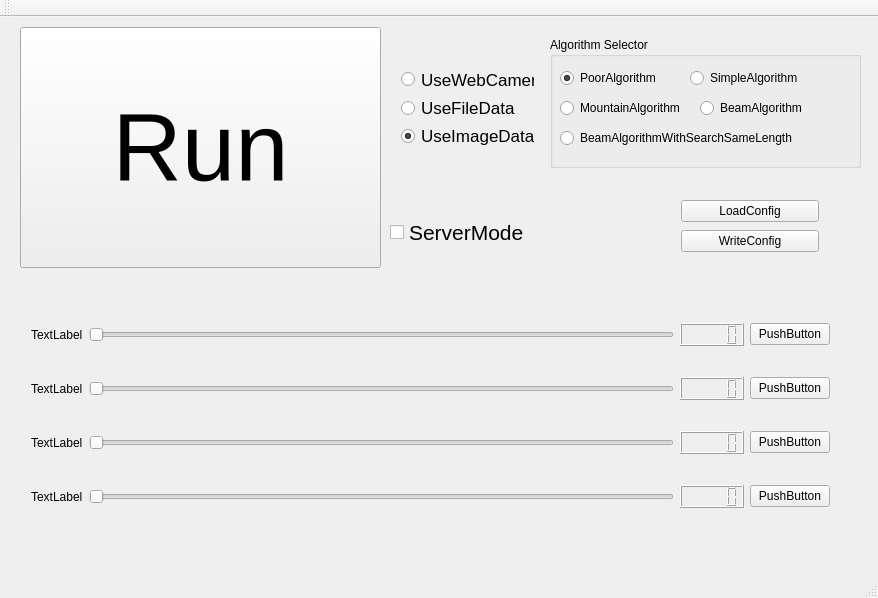
First picture: the form in Hazama/hazama.ui, repository tnct-spc/procon2017-comp, before the edit.
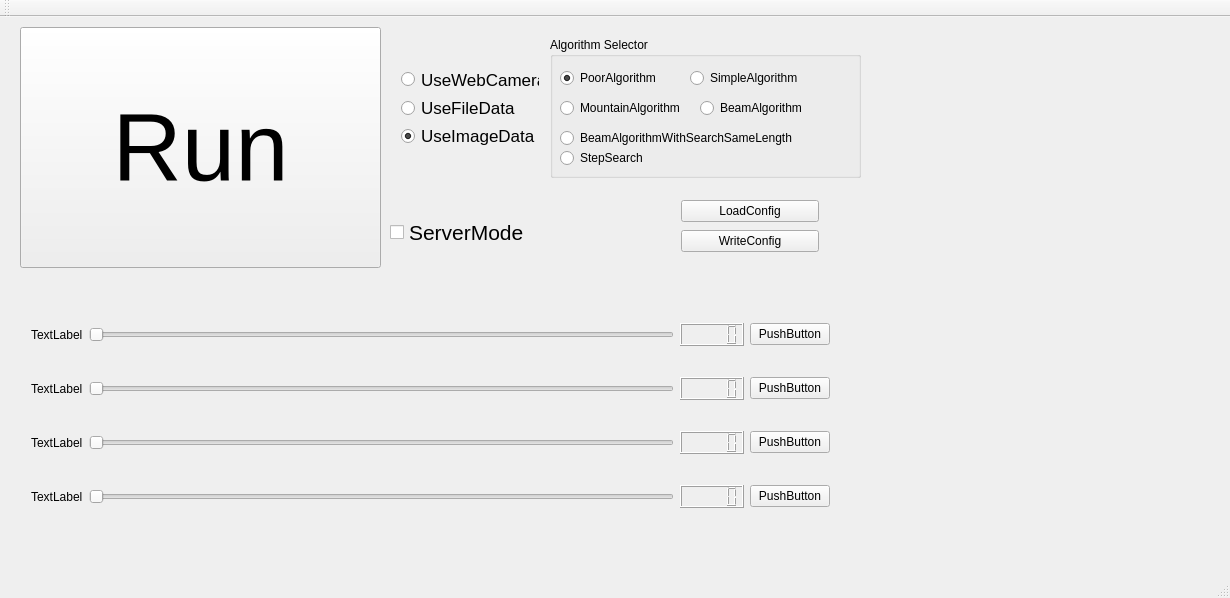
Second picture: the form after the edit.

```diff
--- a/Hazama/hazama.ui
+++ b/Hazama/hazama.ui
@@ -6,7 +6,7 @@
    <rect>
     <x>0</x>
     <y>0</y>
-    <width>878</width>
+    <width>1230</width>
     <height>598</height>
    </rect>
   </property>
@@ -56,7 +56,7 @@
       <x>550</x>
       <y>20</y>
       <width>311</width>
-      <height>131</height>
+      <height>141</height>
      </rect>
     </property>
     <property name="title">
@@ -130,6 +130,19 @@
       <bool>true</bool>
      </property>
     </widget>
+    <widget class="QRadioButton" name="algo5">
+     <property name="geometry">
+      <rect>
+       <x>10</x>
+       <y>110</y>
+       <width>101</width>
+       <height>22</height>
+      </rect>
+     </property>
+     <property name="text">
+      <string>StepSearch</string>
+     </property>
+    </widget>
    </widget>
    <widget class="QWidget" name="gridLayoutWidget">
     <property name="geometry">
@@ -244,7 +257,7 @@
      <rect>
       <x>390</x>
       <y>40</y>
-      <width>155</width>
+      <width>160</width>
       <height>101</height>
      </rect>
     </property>
```
Left out of the diff: 6 changed lines with no effect on the pictures.
